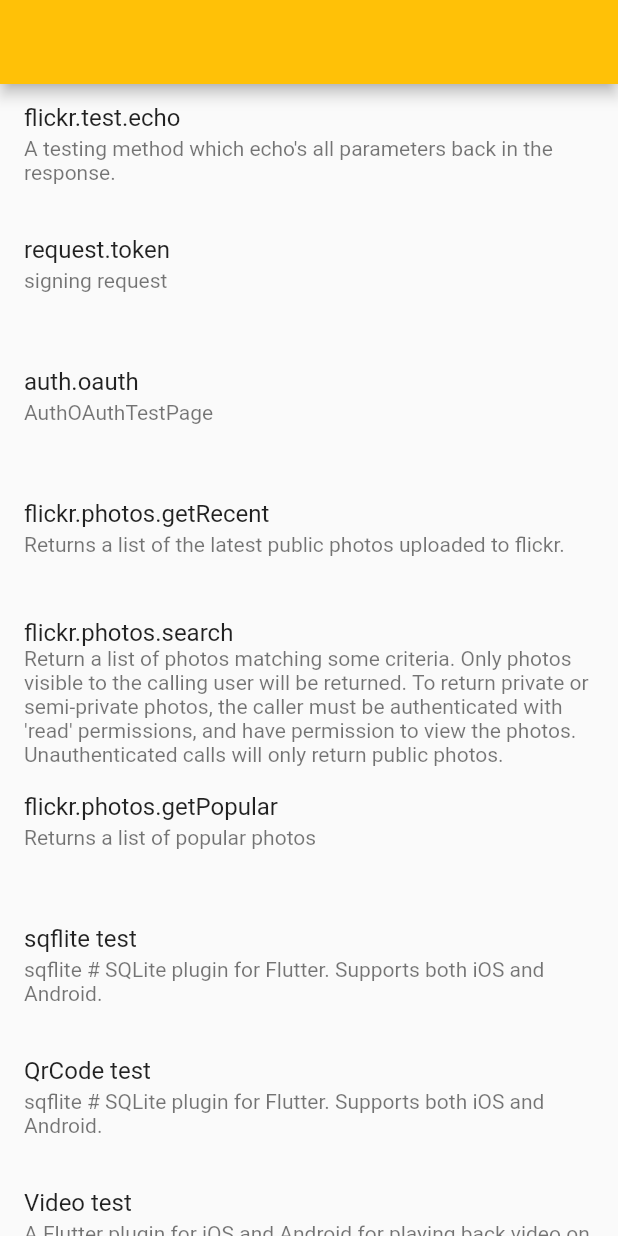
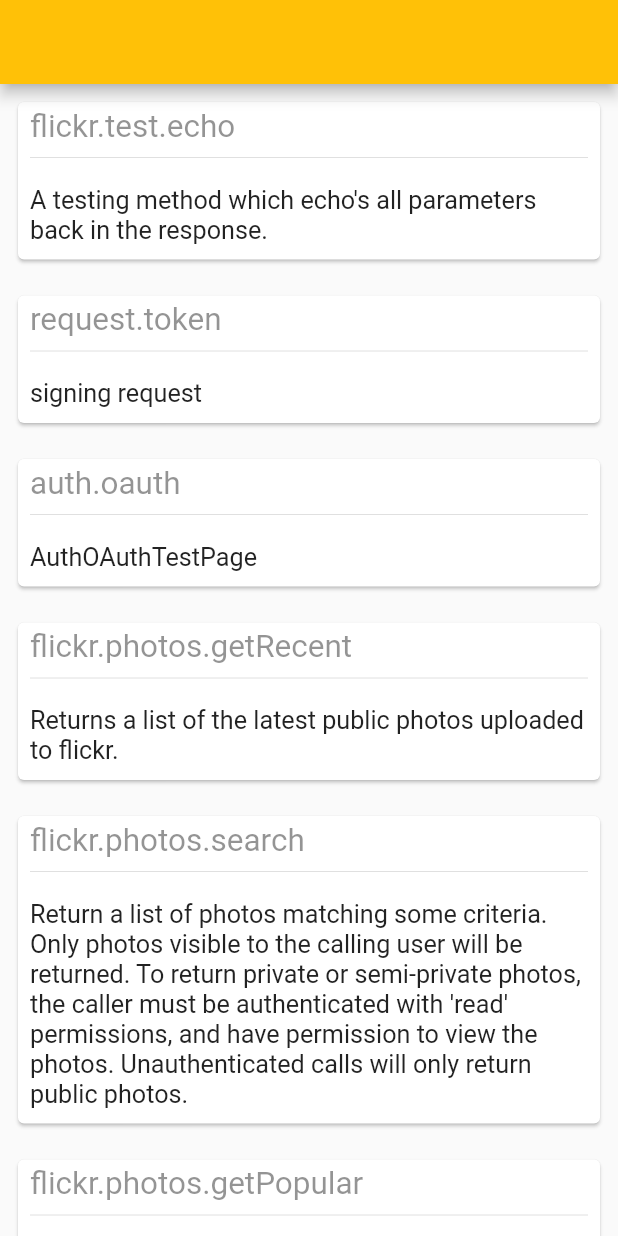
Before and after one commit to hellowmq/testing_flickr_public_api, a Flutter app: the screen it shows after launch, on a phone screen of 412 x 824 dp. Run offline on Flutter 3.47's test engine with Material 2 defaults, Android fonts, the phone set to English and light mode, and no system bars; our stand-ins replace flutter_cache_manager, qr_flutter, sqflite, transparent_image, video_player, webview_flutter; missing offline and left inert: barcode_scan, extended_text; accounts and stored records are empty.

```diff
--- a/lib/base/view/VideoWidget.dart
+++ b/lib/base/view/VideoWidget.dart
@@ -1,5 +1,4 @@
 import 'package:flutter/material.dart';
-import 'package:logging/logging.dart';
 import 'package:video_player/video_player.dart';
 import 'package:wenmq_first_flickr_flutter_app/base/base_tool.dart';
 
@@ -15,7 +14,7 @@ class VideoWidget extends StatefulWidget {
 class _VideoWidgetState extends State<VideoWidget> {
   VideoPlayerController _controller;
   String testVideoUrl =
-      'http://vfx.mtime.cn/Video/2019/03/21/mp4/190321153853126488.mp4';
+      'https://flutter.github.io/assets-for-api-docs/assets/videos/bee.mp4';
   bool isOptionVisible = true;
 
   @override
--- a/lib/page/PageIndex.dart
+++ b/lib/page/PageIndex.dart
@@ -1,4 +1,5 @@
 import 'package:flutter/material.dart';
+import 'package:wenmq_first_flickr_flutter_app/base/base_tool.dart';
 import 'package:wenmq_first_flickr_flutter_app/base/bean/FlickrString.dart';
 import 'package:wenmq_first_flickr_flutter_app/page/common_test/QrCodePage.dart';
 import 'package:wenmq_first_flickr_flutter_app/page/all_page.dart';
@@ -143,11 +144,47 @@ final Map<String, WidgetBuilder> routeMap =
 // create the enter for the sub page
 List<Widget> buildPageIndexWidgetList(context) {
   return pageIndexList
-      .map((page) => ListTile(
-            title: Text(page.title),
-            subtitle: Text(page.subtitle),
-            isThreeLine: true,
-            onTap: () => Navigator.pushNamed(context, page.routeName),
-          ))
+      .map(
+        (page) => GestureDetector(
+          child: Padding(
+            padding: const EdgeInsets.all(8.0),
+            child: SizedBox(
+                child: Card(
+              child: Padding(
+                padding: const EdgeInsets.fromLTRB(8.0, 4.0, 8.0, 0.0),
+                child: Column(
+                  children: <Widget>[
+                    SizedBox(
+                      width: double.infinity,
+                      child: Text(
+                        page.title,
+                        textAlign: TextAlign.start,
+                        textScaleFactor: 1.5,
+                        style: new TextStyle(
+                          color: CommonBuilder.getRandomColor()
+                        ),
+                      ),
+                    ),
+                    Divider(),
+                    SizedBox(
+                      width: double.infinity,
+                      child: Padding(
+                        padding:
+                            const EdgeInsets.fromLTRB(0.0, 10.0, 0.0, 10.0),
+                        child: Text(
+                          page.subtitle,
+                          textAlign: TextAlign.start,
+                          textScaleFactor: 1.2,
+                        ),
+                      ),
+                    ),
+                  ],
+                ),
+              ),
+            )),
+          ),
+          onTap: () => Navigator.pushNamed(context, page.routeName),
+        ),
+      )
       .toList();
 }
--- a/lib/page/common_test/VideoTestPage.dart
+++ b/lib/page/common_test/VideoTestPage.dart
@@ -1,5 +1,6 @@
 import 'package:flutter/material.dart';
 import 'package:video_player/video_player.dart';
+import 'package:wenmq_first_flickr_flutter_app/base/base_tool.dart';
 
 ///
 /// Actually, this page is the sample page of plugin: video_player.
@@ -18,8 +19,8 @@ class VideoTestPage extends StatefulWidget {
 
 class _VideoTestPageState extends State<VideoTestPage> {
   VideoPlayerController _controller;
-  static const String testVideoUrl =
-      'http://vfx.mtime.cn/Video/2019/03/21/mp4/190321153853126488.mp4';
+  String testVideoUrl =
+      'https://flutter.github.io/assets-for-api-docs/assets/videos/bee.mp4';
 
   @override
   void initState() {
@@ -31,7 +32,11 @@ class _VideoTestPageState extends State<VideoTestPage> {
         setState(() {
           _controller.play();
         });
+        MQLogger.debugPrint(_controller);
+        print(_controller);
       });
+    MQLogger.debugPrint(_controller);
+    print(_controller);
     _controller.setLooping(true);
   }
 
@@ -53,6 +58,7 @@ class _VideoTestPageState extends State<VideoTestPage> {
             _controller.value.isPlaying
                 ? _controller.pause()
                 : _controller.play();
+            MQLogger.debugPrint(_controller.value);
           }),
           child: Icon(
             _controller.value.isPlaying ? Icons.pause : Icons.play_arrow,
```
Also changed, not shown: pubspec.yaml (+33 -31 lines).
